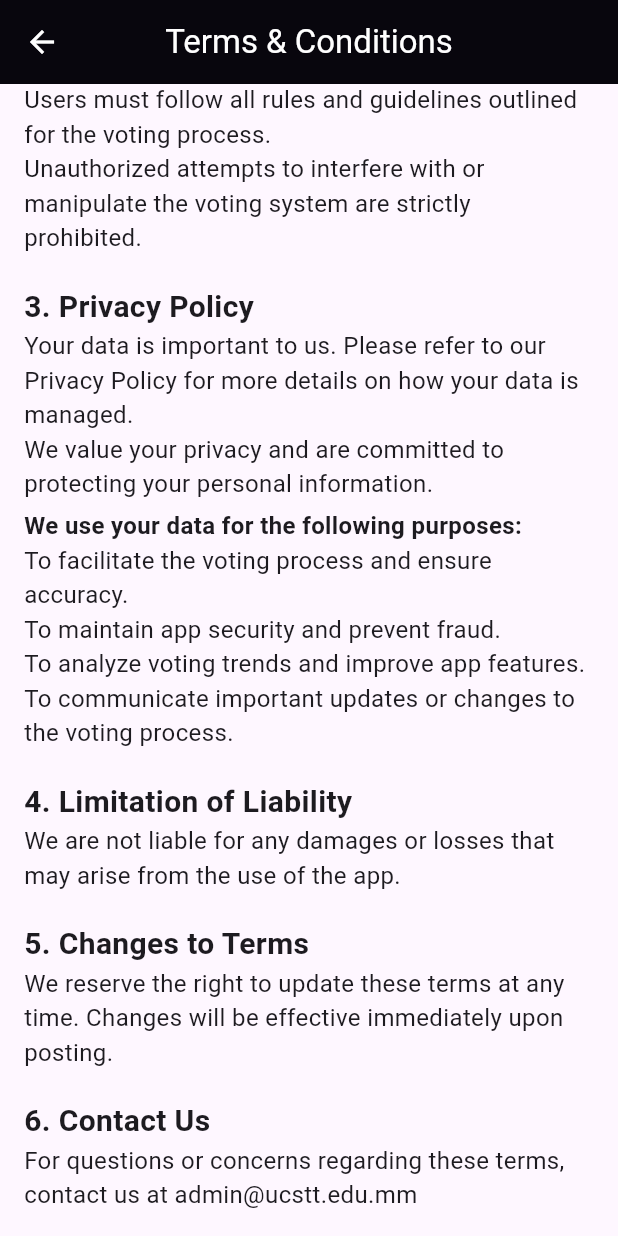
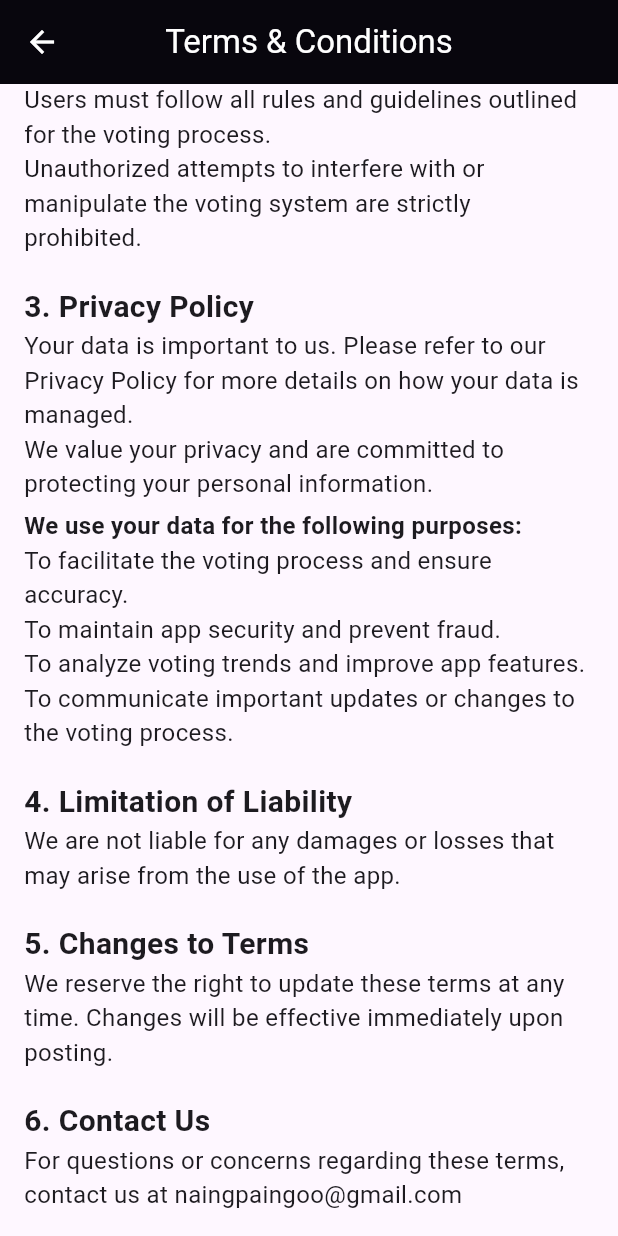
Before and after one commit to minnaingpaingoo/ucstt_voting, a Flutter app: the TermsAndConditions screen opened directly, scrolled down 394 dp, on a phone screen of 412 x 824 dp. Run offline on Flutter 3.47's test engine with Material 3 defaults, Android fonts, the phone set to English and light mode, and no system bars; our stand-ins replace cloud_firestore, curved_navigation_bar, firebase_auth, firebase_core, image_picker, pdf and 2 more; accounts and stored records are empty.

```diff
--- a/lib/admin/master_setting/generate_secret_code.dart
+++ b/lib/admin/master_setting/generate_secret_code.dart
@@ -115,7 +115,7 @@ class _GenerateSecretCodeState extends State<GenerateSecretCode> {
               keyboardType: TextInputType.number,
               decoration: const InputDecoration(
                 border: OutlineInputBorder(),
-                hintText: 'Enter number (e.g., 100)',
+                hintText: 'Enter number between 1 to 100',
               ),
             ),
             const SizedBox(height: 20),
--- a/lib/admin/master_setting/import_winner_result.dart
+++ b/lib/admin/master_setting/import_winner_result.dart
@@ -93,7 +93,7 @@ class _ImportWinnerResultState extends State<ImportWinnerResult> {
   Future<void> saveWinner() async {
     if (selectedCategory == null || selectedName == null || selectedTitle == null) {
       ScaffoldMessenger.of(context).showSnackBar(
-        const SnackBar(content: Text("Please select category, name, and title", style: TextStyle(color: Colors.redAccent))),
+        const SnackBar(content: Text("Please select required information (Title, Category Name and Winner Name)", style: TextStyle(color: Colors.redAccent))),
       );
       return;
     }
--- a/lib/user/home.dart
+++ b/lib/user/home.dart
@@ -227,6 +227,7 @@ class _HomeState extends State<Home> {
                     style: TextStyle(
                       fontSize: 50,
                       fontWeight: FontWeight.bold,
+                      color: Colors.black,
                     ),
                   ),
                 ),
@@ -289,7 +290,7 @@ class _HomeState extends State<Home> {
           mainAxisSize: MainAxisSize.min,
           children: [
             Text(
-              "Developed by: UCSTT",
+              "Developed by: Min Naing Paing Oo",
               textAlign: TextAlign.center,
               style: TextStyle(
                 color: Colors.white, // Text color
@@ -299,7 +300,7 @@ class _HomeState extends State<Home> {
             ),
             SizedBox(height: 8),
             Text(
-              "Contact: admin@ucstt.edu.mm",
+              "Contact: naingpaingoo@gmail.com",
               textAlign: TextAlign.center,
               style: TextStyle(
                 color: Colors.white, // Text color
--- a/lib/user/terms_and_conditions.dart
+++ b/lib/user/terms_and_conditions.dart
@@ -79,7 +79,7 @@ class TermsAndConditions extends StatelessWidget {
           const SizedBox(height: 20),
           _sectionTitle("6. Contact Us"),
           const Text(
-            "For questions or concerns regarding these terms, contact us at admin@ucstt.edu.mm",
+            "For questions or concerns regarding these terms, contact us at naingpaingoo@gmail.com",
             style: TextStyle(
               fontSize: 16,
             ),
```
Also changed, not shown: lib/admin/master_setting/secret_code_list.dart (+18 -13 lines).
